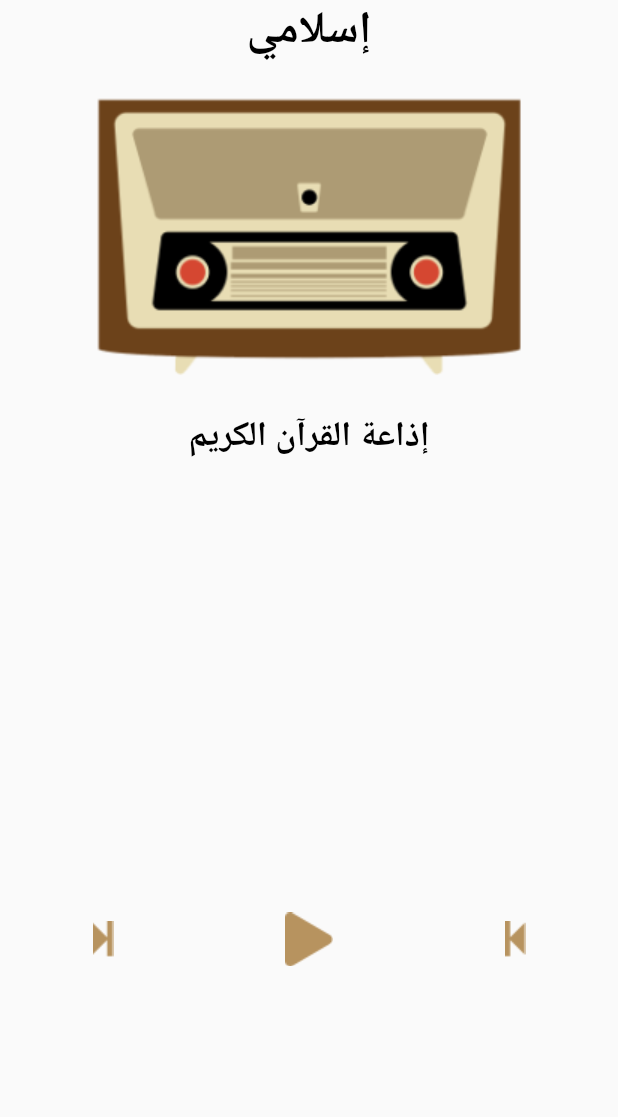
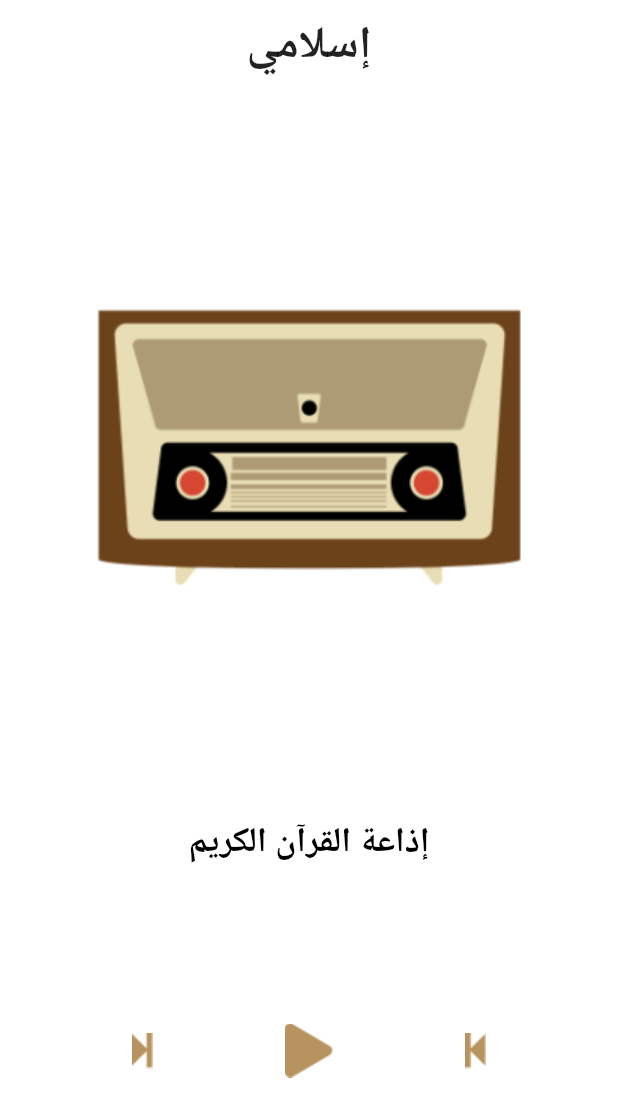
Before and after one commit to hazemt1/islami_app, a Flutter app: the RadioScreen screen opened directly, on a phone screen of 412 x 824 dp. Shown: the top 1117 px of the screen. Run offline on Flutter 3.47's test engine with Material 2 defaults, Android fonts, the phone set to English and light mode, and no system bars; our stand-ins replace hexcolor, shared_preferences; accounts and stored records are empty; generated files the repository leaves out were written again; Roboto replaces fonts that are missing (ELMessiri).

Commit message:
merge of files

```diff
--- a/lib/Screens/RadioScreen.dart
+++ b/lib/Screens/RadioScreen.dart
@@ -1,27 +1,28 @@
 import 'package:flutter/material.dart';
+import 'package:flutter_gen/gen_l10n/app_localizations.dart';
 
 class RadioScreen extends StatelessWidget {
   @override
   Widget build(BuildContext context) {
     return Scaffold(
+      backgroundColor: Colors.transparent,
       body: Column(
           mainAxisAlignment: MainAxisAlignment.spaceBetween,
           children: [
-            Text('إسلامي',
-              style:TextStyle(
-                  color: Colors.black,
-                  fontFamily: 'ELMessiri',
-                  fontWeight: FontWeight.bold,
-                  fontSize: 30),
-              textAlign: TextAlign.center,
+            Container(
+              margin: EdgeInsets.only(top: 10),
+              child: Text(
+                AppLocalizations.of(context)!.title,
+                style: TextStyle(fontSize: 30, fontWeight: FontWeight.bold),
+              ),
             ),
             Expanded(
+              flex: 4,
               child: Image(
                   image: AssetImage("assets/images/radio_icon.png")),
             ),
-            Expanded(
-              child: Text(
-                'إذاعة القرآن الكريم',
+            Text(
+              AppLocalizations.of(context)!.radioQuran,
               style: TextStyle(
                 color: Colors.black,
                 fontWeight: FontWeight.bold,
@@ -30,22 +31,23 @@ class RadioScreen extends StatelessWidget {
               ),
               textAlign: TextAlign.center,
             ),
+            Expanded(
+              flex: 2,
+              child: Row(
+                mainAxisAlignment: MainAxisAlignment.spaceEvenly,
+                  children: [
+                InkWell(
+                  onTap: (){},
+                    child: Image(image: AssetImage("assets/images/metro-next.png"))),
+                InkWell(
+                  onTap: (){},
+                    child: Image(image: AssetImage("assets/images/awesome-play.png"))),
+                InkWell(
+                  onTap: (){},
+                    child: Container(child: Image(image: AssetImage("assets/images/metro_right.png")))),
+              ]),
             ),
-            Row(children: [
-              Expanded(
-                child: InkWell(
-                    child: Image(image: AssetImage("assets/images/metro-next.png"))),
-              ),
-              Expanded(
-                child: InkWell(
-                    child: Image(image: AssetImage("assets/images/awesome-play.png"))),
-              ),
-              Expanded(
-                child: InkWell(
-                    child: Container(child: Image(image: AssetImage("assets/images/metro_right.png")))),
-              ),
-            ]),
-            SizedBox(height: 80),
+
           ]),
     );
   }
--- a/lib/AppConfigProvider.dart
+++ b/lib/data/AppConfigProvider.dart
@@ -1,5 +1,5 @@
 import 'package:flutter/material.dart';
-import 'package:islami_app/UserPreferences.dart';
+import 'package:islami_app/data/UserPreferences.dart';
 
 class AppConfigProvider extends ChangeNotifier {
 
--- a/lib/data/TEMP.dart
+++ b/lib/data/TEMP.dart
@@ -1,7 +1,7 @@
 import 'package:flutter/cupertino.dart';
 import 'package:flutter/material.dart';
 import 'package:flutter_gen/gen_l10n/app_localizations.dart';
-import 'package:islami_app/AppConfigProvider.dart';
+import 'package:islami_app/data/AppConfigProvider.dart';
 import 'package:provider/provider.dart';
 
 class PlaceholderWidget extends StatelessWidget {
--- a/lib/l10n/app_ar.arb
+++ b/lib/l10n/app_ar.arb
@@ -9,6 +9,10 @@
   "hadethNo": "الحديث رقم",
   "noOfTasabeh": "عدد التسبيحات",
   "language":"اللغة",
-  "settings": "الإعدادات"
+  "settings": "الإعدادات",
+  "radioQuran": "إذاعة القرآن الكريم",
+  "theme" : "مظهر",
+  "dark" : "داكن",
+  "light" : "فاتح"
 
 }
--- a/lib/l10n/app_en.arb
+++ b/lib/l10n/app_en.arb
@@ -9,5 +9,9 @@
   "hadethNo": "Hadith No",
   "noOfTasabeh": "No of praises",
   "language": "Language",
-  "settings": "settings"
+  "settings": "settings",
+  "radioQuran": "Holy Quran Radio",
+  "theme" : "theme",
+  "dark" : "dark",
+  "light" : "light"
 }
--- a/lib/main.dart
+++ b/lib/main.dart
@@ -1,11 +1,11 @@
 import 'package:flutter/material.dart';
 import 'package:flutter/services.dart';
 import 'package:flutter_localizations/flutter_localizations.dart';
-import 'package:islami_app/AppConfigProvider.dart';
+import 'package:islami_app/data/AppConfigProvider.dart';
 import 'package:provider/provider.dart';
 import 'package:flutter_gen/gen_l10n/app_localizations.dart';
 import 'Screens/MyHomePage.dart';
-import 'UserPreferences.dart';
+import 'data/UserPreferences.dart';
 
 Future main() async{
   WidgetsFlutterBinding.ensureInitialized();
```
Also changed, not shown: lib/data/UserPreferences.dart (renamed from lib/UserPreferences.dart). Lines whose indentation alone changed are shown as unchanged.
